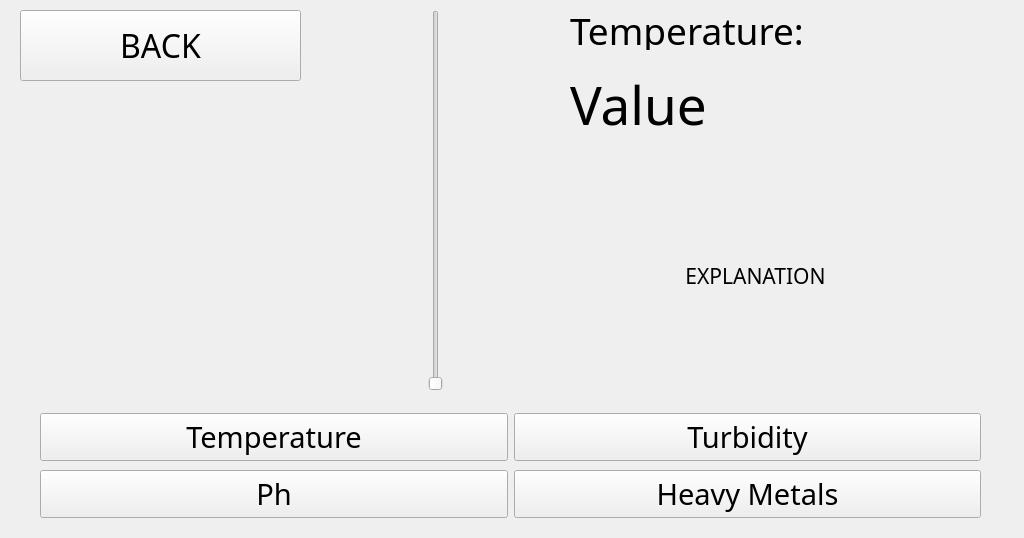
Above: QtDesignerFiles/Simulation.ui from hayrayl/AquaQuestSoftware before the change. Below: the same form after it.
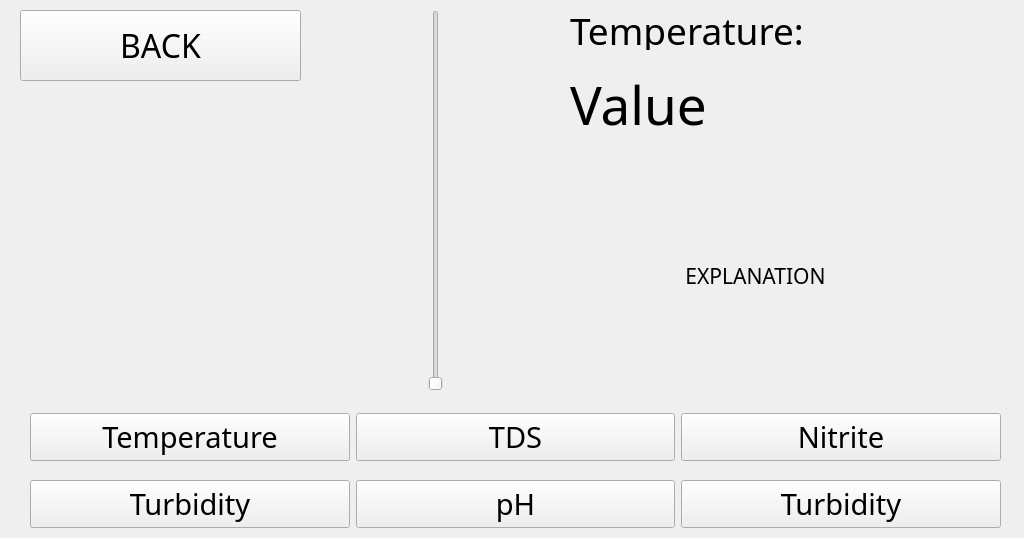
That is the form after the change.

Commit message: Simulation and Analysis changed

What changed in the file:
```diff
--- a/QtDesignerFiles/Simulation.ui
+++ b/QtDesignerFiles/Simulation.ui
@@ -139,14 +139,29 @@
   <widget class="QWidget" name="layoutWidget">
    <property name="geometry">
     <rect>
-     <x>40</x>
-     <y>410</y>
-     <width>941</width>
-     <height>112</height>
+     <x>30</x>
+     <y>400</y>
+     <width>971</width>
+     <height>141</height>
     </rect>
    </property>
    <layout class="QGridLayout" name="gridLayout">
-    <item row="0" column="0">
+    <item row="2" column="1">
+     <widget class="QPushButton" name="pushButton_S_Ph">
+      <property name="font">
+       <font>
+        <family>Cooper Black</family>
+        <pointsize>22</pointsize>
+        <weight>50</weight>
+        <bold>false</bold>
+       </font>
+      </property>
+      <property name="text">
+       <string>pH</string>
+      </property>
+     </widget>
+    </item>
+    <item row="1" column="0">
      <widget class="QPushButton" name="pushButton_S_Temperature">
       <property name="font">
        <font>
@@ -161,8 +176,8 @@
       </property>
      </widget>
     </item>
-    <item row="1" column="1">
-     <widget class="QPushButton" name="pushButton_S_HeavyMetals">
+    <item row="2" column="2">
+     <widget class="QPushButton" name="pushButton_S_Mercury">
       <property name="font">
        <font>
         <family>Cooper Black</family>
@@ -172,26 +187,11 @@
        </font>
       </property>
       <property name="text">
-       <string>Heavy Metals</string>
+       <string>Turbidity</string>
       </property>
      </widget>
     </item>
-    <item row="1" column="0">
-     <widget class="QPushButton" name="pushButton_S_Ph">
-      <property name="font">
-       <font>
-        <family>Cooper Black</family>
-        <pointsize>22</pointsize>
-        <weight>50</weight>
-        <bold>false</bold>
-       </font>
-      </property>
-      <property name="text">
-       <string>Ph</string>
-      </property>
-     </widget>
-    </item>
-    <item row="0" column="1">
+    <item row="2" column="0">
      <widget class="QPushButton" name="pushButton_S_Turbidity">
       <property name="font">
        <font>
@@ -206,6 +206,36 @@
       </property>
      </widget>
     </item>
+    <item row="1" column="2">
+     <widget class="QPushButton" name="pushButton_S_Nitrite">
+      <property name="font">
+       <font>
+        <family>Cooper Black</family>
+        <pointsize>22</pointsize>
+        <weight>50</weight>
+        <bold>false</bold>
+       </font>
+      </property>
+      <property name="text">
+       <string>Nitrite</string>
+      </property>
+     </widget>
+    </item>
+    <item row="1" column="1">
+     <widget class="QPushButton" name="pushButton_S_TDS">
+      <property name="font">
+       <font>
+        <family>Cooper Black</family>
+        <pointsize>22</pointsize>
+        <weight>50</weight>
+        <bold>false</bold>
+       </font>
+      </property>
+      <property name="text">
+       <string>TDS</string>
+      </property>
+     </widget>
+    </item>
    </layout>
   </widget>
   <widget class="QLabel" name="background">
@@ -228,7 +258,7 @@
    <property name="geometry">
     <rect>
      <x>30</x>
-     <y>90</y>
+     <y>80</y>
      <width>320</width>
      <height>320</height>
     </rect>
```
The commit also changes 9 other files.
